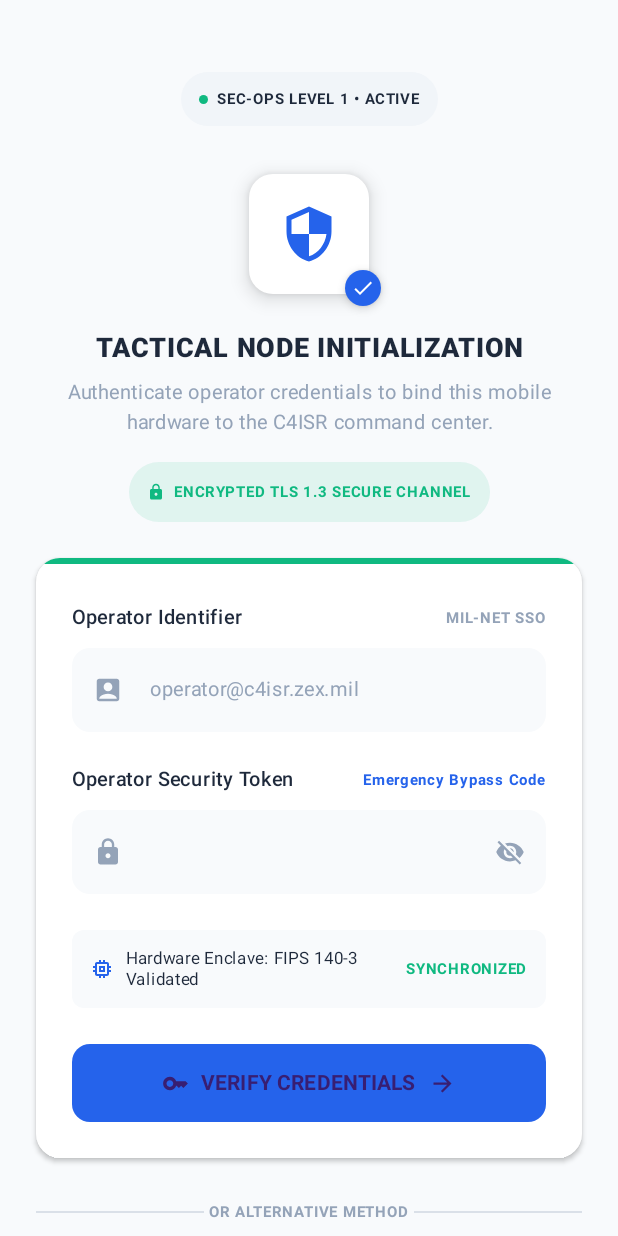
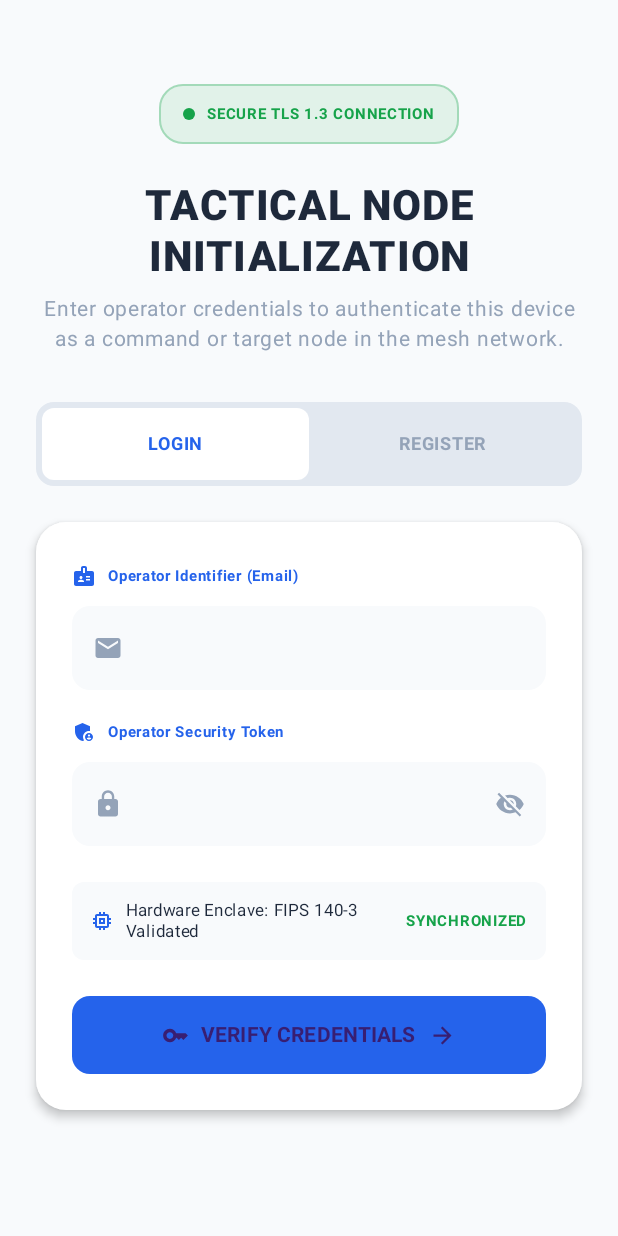
Before and after one commit to Abo7tab/zex-mobile, an Android app built with Jetpack Compose: the screen it shows after launch (MainActivity), on a phone screen of 412 x 824 dp. Run offline under Robolectric (Android 15) with nearby library versions, the phone set to English and light mode, and no system bars; our stand-ins replace Dagger/Hilt's generated code, Room's generated code, Timber; 4 statements that could not run were skipped.

Commit message:
fix(mobile): resolve login/register crash and add registration UI back

```diff
--- a/app/build.gradle.kts
+++ b/app/build.gradle.kts
@@ -27,7 +27,7 @@ android {
         // Multi-language support
         resourceConfigurations += listOf("en", "ar")
 
-        buildConfigField("String", "API_BASE_URL", "\"https://ab7tb.alwaysdata.net/api/v1/\"")
+        buildConfigField("String", "API_BASE_URL", "\"https://zex.alwaysdata.net/api/\"")
         buildConfigField("String", "FIREBASE_DB_URL", "\"https://zex-12-default-rtdb.europe-west1.firebasedatabase.app\"")
     }
 
--- a/app/src/main/java/com/zex/tracker/core/logging/LiveTerminalLogger.kt
+++ b/app/src/main/java/com/zex/tracker/core/logging/LiveTerminalLogger.kt
@@ -14,10 +14,8 @@ class LiveTerminalLogger @Inject constructor() {
     private val _logs = MutableStateFlow<List<String>>(emptyList())
     val logs: StateFlow<List<String>> = _logs.asStateFlow()
 
-    private val dateFormat = SimpleDateFormat("HH:mm:ssZ", Locale.US)
-
     fun log(message: String) {
-        val time = dateFormat.format(Date())
+        val time = SimpleDateFormat("HH:mm:ssZ", Locale.US).format(Date())
         val formatted = "[$time] $message"
         val current = _logs.value.toMutableList()
         current.add(0, formatted) // Add to top
--- a/app/src/main/java/com/zex/tracker/ui/screens/auth/NodeLoginScreen.kt
+++ b/app/src/main/java/com/zex/tracker/ui/screens/auth/NodeLoginScreen.kt
@@ -26,103 +26,121 @@ import androidx.compose.ui.unit.sp
 import androidx.hilt.navigation.compose.hiltViewModel
 import androidx.navigation.NavController
 import com.zex.tracker.data.remote.dto.LoginRequest
+import com.zex.tracker.data.remote.dto.RegisterRequest
 import com.zex.tracker.ui.screens.setup.SetupViewModel
 
 @Composable
 fun NodeLoginScreen(navController: NavController, viewModel: SetupViewModel = hiltViewModel()) {
+    var isRegister by remember { mutableStateOf(false) }
+
+    var name by remember { mutableStateOf("") }
     var email by remember { mutableStateOf("") }
+    var phone by remember { mutableStateOf("") }
     var password by remember { mutableStateOf("") }
+    var pinCode by remember { mutableStateOf("") }
+
     var showPassword by remember { mutableStateOf(false) }
-
     val state by viewModel.uiState.collectAsState()
 
+    val primaryColor = Color(0xFF2563EB)
+    val successColor = Color(0xFF16A34A)
     val bgColor = Color(0xFFF8FAFC)
-    val cardColor = Color(0xFFFFFFFF)
-    val primaryColor = Color(0xFF2563EB)
-    val successColor = Color(0xFF10B981)
     val slate800 = Color(0xFF1E293B)
     val slate400 = Color(0xFF94A3B8)
+    val cardColor = Color.White
 
-    Scaffold(
-        containerColor = bgColor
-    ) { padding ->
+    Box(modifier = Modifier.fillMaxSize().background(bgColor)) {
         Column(
             modifier = Modifier
                 .fillMaxSize()
-                .padding(padding)
-                .verticalScroll(rememberScrollState())
-                .padding(24.dp),
+                .padding(24.dp)
+                .verticalScroll(rememberScrollState()),
             horizontalAlignment = Alignment.CenterHorizontally
         ) {
-            Spacer(modifier = Modifier.height(24.dp))
-
-            // Top Badge
-            Surface(shape = RoundedCornerShape(20.dp), color = Color(0xFFF1F5F9)) {
-                Row(verticalAlignment = Alignment.CenterVertically, modifier = Modifier.padding(horizontal = 12.dp, vertical = 6.dp)) {
-                    Box(modifier = Modifier.size(6.dp).background(successColor, RoundedCornerShape(50)))
-                    Spacer(modifier = Modifier.width(6.dp))
-                    Text("SEC-OPS LEVEL 1 • ACTIVE", color = slate800, fontSize = 10.sp, fontWeight = FontWeight.Bold)
-                }
-            }
-
             Spacer(modifier = Modifier.height(32.dp))
 
-            // Logo Icon
-            Box(contentAlignment = Alignment.BottomEnd) {
+            // Header Badge
             Surface(
                 shape = RoundedCornerShape(16.dp),
-                    color = cardColor,
-                    shadowElevation = 8.dp,
-                    modifier = Modifier.size(80.dp)
+                color = successColor.copy(alpha = 0.1f),
+                modifier = Modifier.border(1.dp, successColor.copy(alpha = 0.3f), RoundedCornerShape(16.dp))
             ) {
-                    Icon(Icons.Default.Security, contentDescription = null, tint = primaryColor, modifier = Modifier.padding(20.dp))
-                }
-                Surface(
-                    shape = RoundedCornerShape(50),
-                    color = primaryColor,
-                    modifier = Modifier.size(24.dp).offset(x = 8.dp, y = 8.dp),
-                    shadowElevation = 4.dp
-                ) {
-                    Icon(Icons.Default.Check, contentDescription = null, tint = Color.White, modifier = Modifier.padding(4.dp))
+                Row(modifier = Modifier.padding(horizontal = 16.dp, vertical = 8.dp), verticalAlignment = Alignment.CenterVertically) {
+                    Box(modifier = Modifier.size(8.dp).clip(RoundedCornerShape(4.dp)).background(successColor))
+                    Spacer(modifier = Modifier.width(8.dp))
+                    Text("SECURE TLS 1.3 CONNECTION", fontSize = 10.sp, fontWeight = FontWeight.Bold, color = successColor)
                 }
             }
 
             Spacer(modifier = Modifier.height(24.dp))
+            Text("TACTICAL NODE\nINITIALIZATION", fontSize = 28.sp, fontWeight = FontWeight.ExtraBold, color = slate800, textAlign = TextAlign.Center, lineHeight = 34.sp)
+            Spacer(modifier = Modifier.height(8.dp))
+            Text("Enter operator credentials to authenticate this device as a command or target node in the mesh network.", fontSize = 14.sp, color = slate400, textAlign = TextAlign.Center, lineHeight = 20.sp)
 
-            Text("TACTICAL NODE INITIALIZATION", color = slate800, fontSize = 18.sp, fontWeight = FontWeight.ExtraBold, textAlign = TextAlign.Center)
-            Spacer(modifier = Modifier.height(8.dp))
-            Text("Authenticate operator credentials to bind this mobile hardware to the C4ISR command center.", color = slate400, fontSize = 13.sp, textAlign = TextAlign.Center, lineHeight = 20.sp)
+            Spacer(modifier = Modifier.height(32.dp))
 
-            Spacer(modifier = Modifier.height(16.dp))
-
-            Surface(shape = RoundedCornerShape(20.dp), color = successColor.copy(alpha = 0.1f)) {
-                Row(verticalAlignment = Alignment.CenterVertically, modifier = Modifier.padding(horizontal = 12.dp, vertical = 8.dp)) {
-                    Icon(Icons.Default.Lock, contentDescription = null, tint = successColor, modifier = Modifier.size(12.dp))
-                    Spacer(modifier = Modifier.width(6.dp))
-                    Text("ENCRYPTED TLS 1.3 SECURE CHANNEL", color = successColor, fontSize = 10.sp, fontWeight = FontWeight.Bold)
+            // Tabs
+            Row(modifier = Modifier.fillMaxWidth().clip(RoundedCornerShape(12.dp)).background(Color(0xFFE2E8F0)).padding(4.dp)) {
+                Box(
+                    modifier = Modifier.weight(1f).clip(RoundedCornerShape(8.dp)).background(if (!isRegister) cardColor else Color.Transparent)
+                        .clickable { isRegister = false }.padding(12.dp),
+                    contentAlignment = Alignment.Center
+                ) {
+                    Text("LOGIN", fontSize = 12.sp, fontWeight = FontWeight.Bold, color = if (!isRegister) primaryColor else slate400)
+                }
+                Box(
+                    modifier = Modifier.weight(1f).clip(RoundedCornerShape(8.dp)).background(if (isRegister) cardColor else Color.Transparent)
+                        .clickable { isRegister = true }.padding(12.dp),
+                    contentAlignment = Alignment.Center
+                ) {
+                    Text("REGISTER", fontSize = 12.sp, fontWeight = FontWeight.Bold, color = if (isRegister) primaryColor else slate400)
                 }
             }
 
             Spacer(modifier = Modifier.height(24.dp))
 
             // Form Card
-            Card(
-                shape = RoundedCornerShape(16.dp),
-                colors = CardDefaults.cardColors(containerColor = cardColor),
-                elevation = CardDefaults.cardElevation(defaultElevation = 2.dp),
-                modifier = Modifier.fillMaxWidth()
-            ) {
-                // Top Green line indicator
-                Box(modifier = Modifier.fillMaxWidth().height(4.dp).background(successColor))
+            Surface(shape = RoundedCornerShape(20.dp), color = cardColor, shadowElevation = 4.dp, modifier = Modifier.fillMaxWidth()) {
+                Column(modifier = Modifier.padding(24.dp)) {
 
-                Column(modifier = Modifier.padding(24.dp)) {
-                    if (state.error != null) {
-                        Text(state.error!!, color = Color.Red, fontSize = 12.sp, modifier = Modifier.padding(bottom = 12.dp))
+                    if (!state.error.isNullOrEmpty()) {
+                        Surface(shape = RoundedCornerShape(8.dp), color = Color(0xFFFEE2E2), modifier = Modifier.fillMaxWidth().padding(bottom = 16.dp)) {
+                            Text(state.error!!, color = Color(0xFFB91C1C), fontSize = 12.sp, modifier = Modifier.padding(12.dp))
+                        }
                     }
 
-                    Row(modifier = Modifier.fillMaxWidth(), horizontalArrangement = Arrangement.SpaceBetween) {
-                        Text("Operator Identifier", fontSize = 13.sp, fontWeight = FontWeight.SemiBold, color = slate800)
-                        Text("MIL-NET SSO", fontSize = 10.sp, color = slate400, fontWeight = FontWeight.Bold)
+                    if (isRegister) {
+                        Row(verticalAlignment = Alignment.CenterVertically) {
+                            Icon(Icons.Default.Person, contentDescription = null, tint = primaryColor, modifier = Modifier.size(16.dp))
+                            Spacer(modifier = Modifier.width(8.dp))
+                            Text("Operator Name", fontSize = 10.sp, color = primaryColor, fontWeight = FontWeight.Bold)
+                        }
+                        Spacer(modifier = Modifier.height(8.dp))
+                        OutlinedTextField(
+                            value = name, onValueChange = { name = it }, modifier = Modifier.fillMaxWidth(),
+                            shape = RoundedCornerShape(12.dp), colors = OutlinedTextFieldDefaults.colors(focusedContainerColor = bgColor, unfocusedContainerColor = bgColor, focusedBorderColor = Color.Transparent, unfocusedBorderColor = Color.Transparent),
+                            singleLine = true
+                        )
+                        Spacer(modifier = Modifier.height(16.dp))
+
+                        Row(verticalAlignment = Alignment.CenterVertically) {
+                            Icon(Icons.Default.Phone, contentDescription = null, tint = primaryColor, modifier = Modifier.size(16.dp))
+                            Spacer(modifier = Modifier.width(8.dp))
+                            Text("Phone Number", fontSize = 10.sp, color = primaryColor, fontWeight = FontWeight.Bold)
+                        }
+                        Spacer(modifier = Modifier.height(8.dp))
+                        OutlinedTextField(
+                            value = phone, onValueChange = { phone = it }, modifier = Modifier.fillMaxWidth(),
+                            shape = RoundedCornerShape(12.dp), colors = OutlinedTextFieldDefaults.colors(focusedContainerColor = bgColor, unfocusedContainerColor = bgColor, focusedBorderColor = Color.Transparent, unfocusedBorderColor = Color.Transparent),
+                            singleLine = true
+                        )
+                        Spacer(modifier = Modifier.height(16.dp))
+                    }
+
+                    Row(verticalAlignment = Alignment.CenterVertically) {
+                        Icon(Icons.Default.Badge, contentDescription = null, tint = primaryColor, modifier = Modifier.size(16.dp))
+                        Spacer(modifier = Modifier.width(8.dp))
+                        Text("Operator Identifier (Email)", fontSize = 10.sp, color = primaryColor, fontWeight = FontWeight.Bold)
                     }
                     Spacer(modifier = Modifier.height(8.dp))
                     OutlinedTextField(
@@ -131,21 +149,35 @@ fun NodeLoginScreen(navController: NavController, viewModel: SetupViewModel = hi
                         modifier = Modifier.fillMaxWidth(),
                         shape = RoundedCornerShape(12.dp),
                         colors = OutlinedTextFieldDefaults.colors(
-                            focusedContainerColor = bgColor,
-                            unfocusedContainerColor = bgColor,
-                            focusedBorderColor = Color.Transparent,
-                            unfocusedBorderColor = Color.Transparent
+                            focusedContainerColor = bgColor, unfocusedContainerColor = bgColor,
+                            focusedBorderColor = Color.Transparent, unfocusedBorderColor = Color.Transparent
                         ),
-                        placeholder = { Text("operator@c4isr.zex.mil", fontSize = 13.sp, color = slate400) },
-                        leadingIcon = { Icon(Icons.Default.AccountBox, contentDescription = null, tint = slate400, modifier = Modifier.size(20.dp)) },
+                        leadingIcon = { Icon(Icons.Default.Email, contentDescription = null, tint = slate400, modifier = Modifier.size(20.dp)) },
                         singleLine = true
                     )
 
-                    Spacer(modifier = Modifier.height(20.dp))
+                    Spacer(modifier = Modifier.height(16.dp))
 
-                    Row(modifier = Modifier.fillMaxWidth(), horizontalArrangement = Arrangement.SpaceBetween) {
-                        Text("Operator Security Token", fontSize = 13.sp, fontWeight = FontWeight.SemiBold, color = slate800)
-                        Text("Emergency Bypass Code", fontSize = 10.sp, color = primaryColor, fontWeight = FontWeight.Bold)
+                    if (isRegister) {
+                        Row(verticalAlignment = Alignment.CenterVertically) {
+                            Icon(Icons.Default.VpnKey, contentDescription = null, tint = primaryColor, modifier = Modifier.size(16.dp))
+                            Spacer(modifier = Modifier.width(8.dp))
+                            Text("Security PIN (6 Digits)", fontSize = 10.sp, color = primaryColor, fontWeight = FontWeight.Bold)
+                        }
+                        Spacer(modifier = Modifier.height(8.dp))
+                        OutlinedTextField(
+                            value = pinCode, onValueChange = { pinCode = it }, modifier = Modifier.fillMaxWidth(),
+                            shape = RoundedCornerShape(12.dp), colors = OutlinedTextFieldDefaults.colors(focusedContainerColor = bgColor, unfocusedContainerColor = bgColor, focusedBorderColor = Color.Transparent, unfocusedBorderColor = Color.Transparent),
+                            visualTransformation = PasswordVisualTransformation(),
+                            singleLine = true
+                        )
+                        Spacer(modifier = Modifier.height(16.dp))
+                    }
+
+                    Row(verticalAlignment = Alignment.CenterVertically) {
+                        Icon(Icons.Default.AdminPanelSettings, contentDescription = null, tint = primaryColor, modifier = Modifier.size(16.dp))
+                        Spacer(modifier = Modifier.width(8.dp))
+                        Text("Operator Security Token", fontSize = 10.sp, color = primaryColor, fontWeight = FontWeight.Bold)
                     }
                     Spacer(modifier = Modifier.height(8.dp))
                     OutlinedTextField(
@@ -154,10 +186,8 @@ fun NodeLoginScreen(navController: NavController, viewModel: SetupViewModel = hi
                         modifier = Modifier.fillMaxWidth(),
                         shape = RoundedCornerShape(12.dp),
                         colors = OutlinedTextFieldDefaults.colors(
-                            focusedContainerColor = bgColor,
-                            unfocusedContainerColor = bgColor,
-                            focusedBorderColor = Color.Transparent,
-                            unfocusedBorderColor = Color.Transparent
+                            focusedContainerColor = bgColor, unfocusedContainerColor = bgColor,
+                            focusedBorderColor = Color.Transparent, unfocusedBorderColor = Color.Transparent
                         ),
                         visualTransformation = if (showPassword) VisualTransformation.None else PasswordVisualTransformation(),
                         leadingIcon = { Icon(Icons.Default.Lock, contentDescription = null, tint = slate400, modifier = Modifier.size(20.dp)) },
@@ -186,9 +216,17 @@ fun NodeLoginScreen(navController: NavController, viewModel: SetupViewModel = hi
 
                     Button(
                         onClick = {
+                            if (isRegister) {
+                                viewModel.registerOwner(RegisterRequest(name, email, phone, password, password, pinCode)) {
+                                    navController.navigate("device_register") {
+                                        popUpTo("node_login") { inclusive = true }
+                                    }
+                                }
+                            } else {
                                 viewModel.loginOwner(LoginRequest(email, password)) {
                                     navController.navigate("device_register") {
                                         popUpTo("node_login") { inclusive = true }
+                                    }
                                 }
                             }
                         },
@@ -200,9 +238,9 @@ fun NodeLoginScreen(navController: NavController, viewModel: SetupViewModel = hi
                         if (state.isLoading) {
                             CircularProgressIndicator(color = Color.White, modifier = Modifier.size(24.dp))
                         } else {
-                            Icon(Icons.Default.Key, contentDescription = null, modifier = Modifier.size(18.dp))
+                            Icon(if (isRegister) Icons.Default.PersonAdd else Icons.Default.Key, contentDescription = null, modifier = Modifier.size(18.dp))
                             Spacer(modifier = Modifier.width(8.dp))
-                            Text("VERIFY CREDENTIALS", fontWeight = FontWeight.Bold, fontSize = 14.sp)
+                            Text(if (isRegister) "REGISTER CREDENTIALS" else "VERIFY CREDENTIALS", fontWeight = FontWeight.Bold, fontSize = 14.sp)
                             Spacer(modifier = Modifier.width(8.dp))
                             Icon(Icons.AutoMirrored.Filled.ArrowForward, contentDescription = null, modifier = Modifier.size(18.dp))
                         }
@@ -211,60 +249,6 @@ fun NodeLoginScreen(navController: NavController, viewModel: SetupViewModel = hi
             }
 
             Spacer(modifier = Modifier.height(24.dp))
-
-            Row(modifier = Modifier.fillMaxWidth(), verticalAlignment = Alignment.CenterVertically) {
-                Divider(modifier = Modifier.weight(1f), color = slate400.copy(alpha = 0.3f))
-                Text(" OR ALTERNATIVE METHOD ", fontSize = 10.sp, color = slate400, fontWeight = FontWeight.Bold)
-                Divider(modifier = Modifier.weight(1f), color = slate400.copy(alpha = 0.3f))
-            }
-
-            Spacer(modifier = Modifier.height(24.dp))
-
-            // Fast Pair Card
-            Surface(shape = RoundedCornerShape(16.dp), color = cardColor, shadowElevation = 2.dp, modifier = Modifier.fillMaxWidth()) {
-                Row(modifier = Modifier.padding(16.dp), verticalAlignment = Alignment.CenterVertically) {
-                    Surface(shape = RoundedCornerShape(12.dp), color = primaryColor.copy(alpha = 0.1f), modifier = Modifier.size(48.dp)) {
-                        Icon(Icons.Default.QrCodeScanner, contentDescription = null, tint = primaryColor, modifier = Modifier.padding(12.dp))
-                    }
-                    Spacer(modifier = Modifier.width(16.dp))
-                    Column(modifier = Modifier.weight(1f)) {
-                        Text("Web Dashboard Fast-Pair", fontSize = 14.sp, fontWeight = FontWeight.Bold, color = slate800)
-                        Text("Scan authorization token from C4ISR portal", fontSize = 12.sp, color = slate400, lineHeight = 16.sp)
-                    }
-                    Icon(Icons.AutoMirrored.Filled.ArrowForward, contentDescription = null, tint = slate800, modifier = Modifier.size(16.dp))
-                }
-            }
-
-            Spacer(modifier = Modifier.height(16.dp))
-
-            // Biometric Card
-            Surface(shape = RoundedCornerShape(16.dp), color = cardColor, shadowElevation = 2.dp, modifier = Modifier.fillMaxWidth()) {
-                Row(modifier = Modifier.padding(16.dp), verticalAlignment = Alignment.CenterVertically) {
-                    Surface(shape = RoundedCornerShape(12.dp), color = successColor.copy(alpha = 0.1f), modifier = Modifier.size(48.dp)) {
-                        Icon(Icons.Default.Fingerprint, contentDescription = null, tint = successColor, modifier = Modifier.padding(12.dp))
-                    }
-                    Spacer(modifier = Modifier.width(16.dp))
-                    Column(modifier = Modifier.weight(1f)) {
-                        Text("Biometric Hardware Passkey", fontSize = 14.sp, fontWeight = FontWeight.Bold, color = slate800)
-                        Text("Operator touch identity profile enrolled", fontSize = 12.sp, color = slate400, lineHeight = 16.sp)
-                    }
-                    Surface(shape = RoundedCornerShape(8.dp), color = primaryColor.copy(alpha = 0.1f)) {
-                        Text("SCAN", fontSize = 10.sp, fontWeight = FontWeight.Bold, color = slate800, modifier = Modifier.padding(horizontal = 12.dp, vertical = 6.dp))
         }
     }
 }
-
-            Spacer(modifier = Modifier.height(32.dp))
-
-            Row(verticalAlignment = Alignment.CenterVertically) {
-                Icon(Icons.Default.Memory, contentDescription = null, tint = slate400, modifier = Modifier.size(12.dp))
-                Spacer(modifier = Modifier.width(6.dp))
-                Text("NODE HARDWARE #ZEX-904-TX", fontSize = 10.sp, color = slate400, fontWeight = FontWeight.Bold, fontFamily = FontFamily.Monospace)
-            }
-            Spacer(modifier = Modifier.height(4.dp))
-            Text("ZEX C4ISR Protocol • Zero-Trust Mobile Node Spec v2.4\n• MIL-STD-810H Enclave Verified", fontSize = 9.sp, color = slate400, textAlign = TextAlign.Center, lineHeight = 14.sp)
-
-            Spacer(modifier = Modifier.height(24.dp))
-        }
-    }
-}
```
Lines whose indentation alone changed are shown as unchanged.
